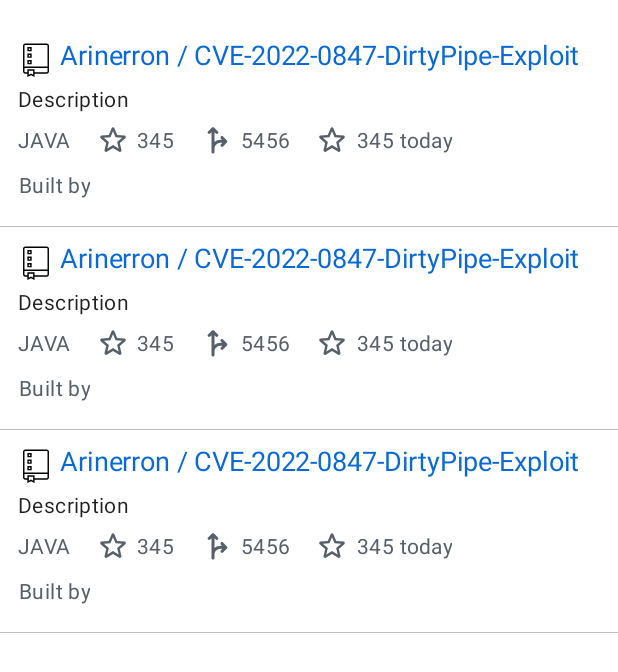
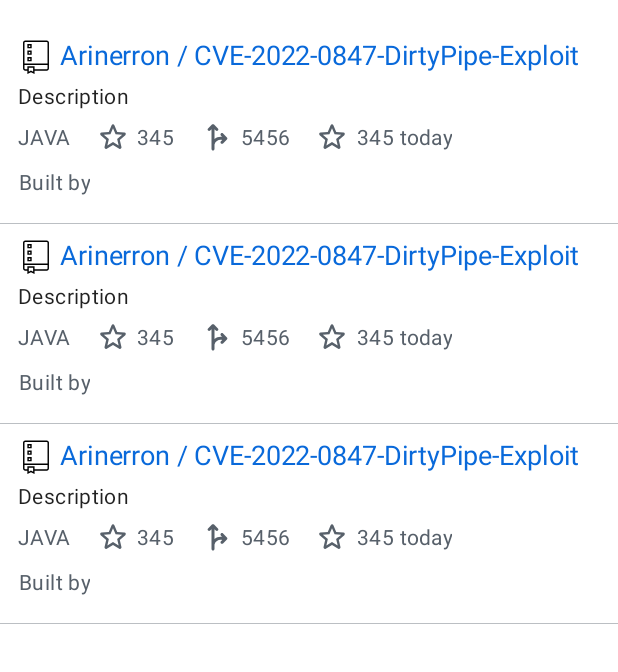
Before and after one commit to farhanshaikh202/Github-Trending-Android, an Android app: the layout repos_fragment.xml on its own in the app's theme, with its tools: preview values and no code run, on a phone screen of 412 x 824 dp. Shown: the top 672 px of the screen. Run offline under Robolectric (Android 15) with nearby library versions, the phone set to English and light mode, and no system bars.

Commit message:
Bug fixing

```diff
--- a/app/src/main/java/com/farhanapps/githubtrending/ui/viewmodel/ReposViewModel.kt
+++ b/app/src/main/java/com/farhanapps/githubtrending/ui/viewmodel/ReposViewModel.kt
@@ -25,8 +25,10 @@ class ReposViewModel : ViewModel() {
     }
 
     fun loadTrendingRepos() {
-        if (!AppUtils.isOnline(AppController.instance()))
+        if (!AppUtils.isOnline(AppController.instance())) {
             repoList.postValue(ResourceState.error("No internet connection", null))
+            return
+        }
 
         repoList.postValue(ResourceState.loading(null))
 
--- a/app/src/main/res/layout/repo_card_item_layout.xml
+++ b/app/src/main/res/layout/repo_card_item_layout.xml
@@ -22,7 +22,7 @@
                 android:id="@+id/repo_item_icon_img"
                 android:layout_width="24dp"
                 android:layout_height="24dp"
-                android:layout_marginTop="4dp"
+                android:layout_marginTop="2dp"
                 app:srcCompat="@drawable/ic_repo_icon" />
 
             <androidx.appcompat.widget.AppCompatTextView
```
